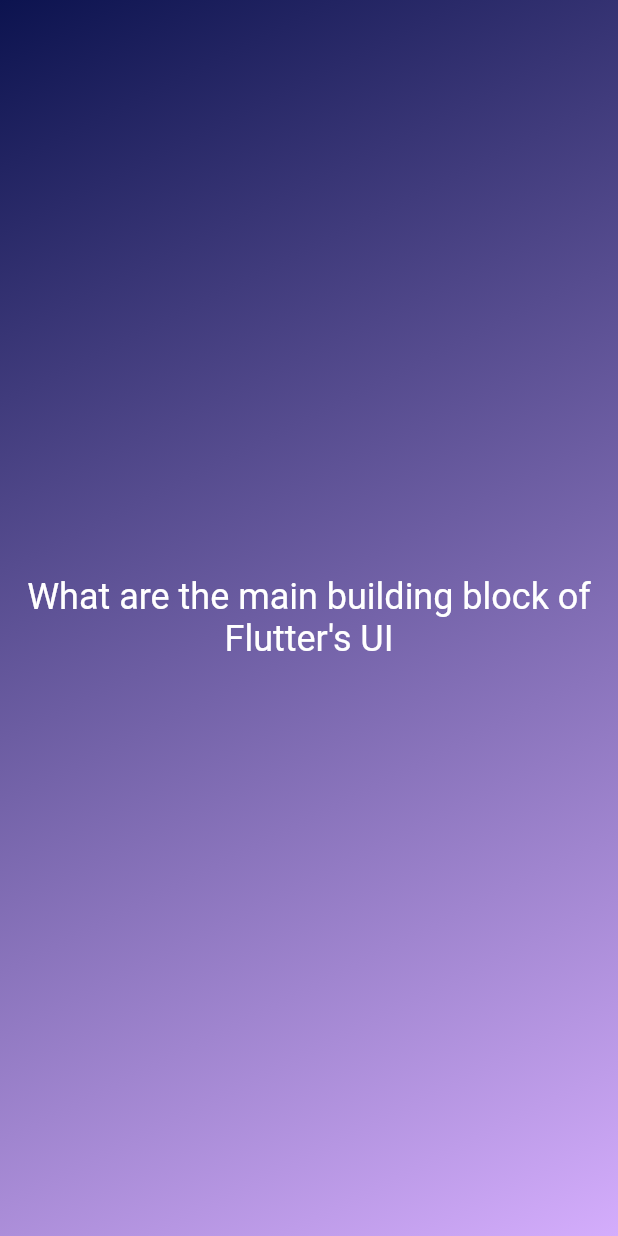
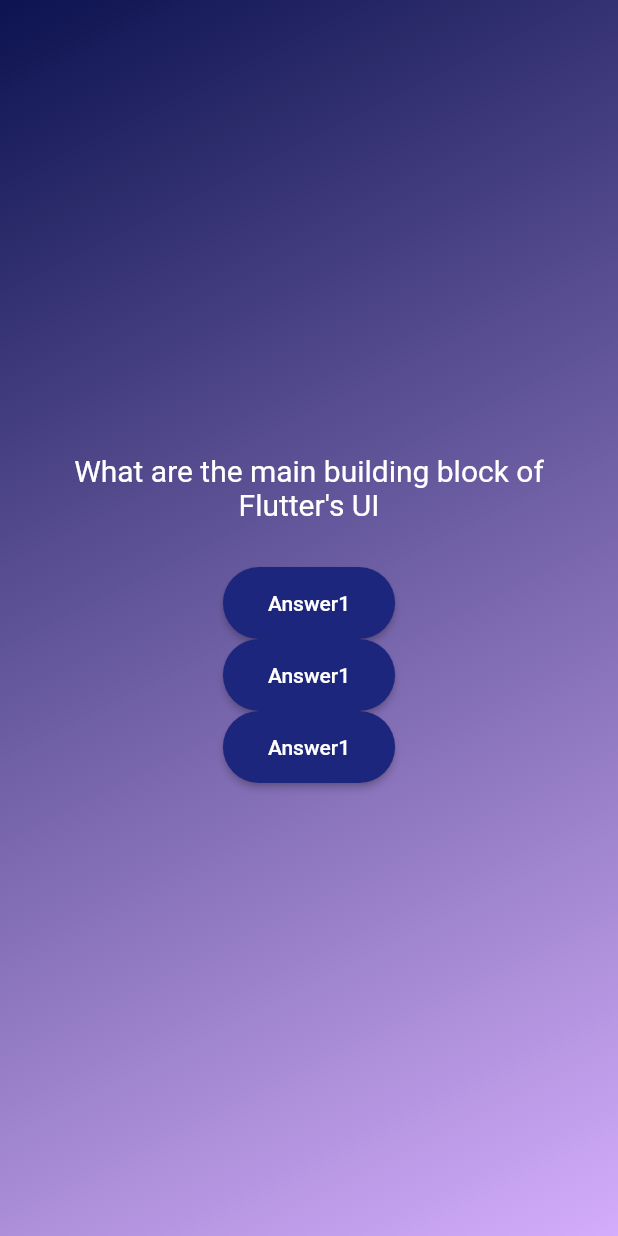
Before and after one commit to elianaferreira/quiz_app, a Flutter app: the screen it shows after launch, after a tap on "Start Quiz", on a phone screen of 412 x 824 dp. Run offline on Flutter 3.47's test engine with Material 2 defaults, Android fonts, the phone set to English and light mode, and no system bars.

Commit message:
added new component for answer options

```diff
--- /dev/null
+++ b/lib/components/rounded_button.dart
@@ -0,0 +1,31 @@
+import 'package:flutter/material.dart';
+import 'package:quiz_app/constants/dimens.dart';
+import 'package:quiz_app/constants/quiz_colors.dart';
+
+class RoundedButton extends StatelessWidget {
+  const RoundedButton(this.label, this.onPressAction, {super.key});
+
+  final String label;
+  final void Function() onPressAction;
+
+  @override
+  Widget build(BuildContext context) {
+    return ElevatedButton(
+      onPressed: onPressAction,
+      style: ElevatedButton.styleFrom(
+          padding: const EdgeInsets.symmetric(
+              vertical: Dimens.padding, horizontal: Dimens.paddingXXL),
+          foregroundColor: const Color(QuizColors.onPrimaryColor),
+          backgroundColor: const Color(QuizColors.accent),
+          shape: RoundedRectangleBorder(
+            borderRadius: BorderRadius.circular(Dimens.corderRadius),
+          )),
+      child: Text(
+        label,
+        style: const TextStyle(
+          fontSize: Dimens.answerButtonText,
+        ),
+      ),
+    );
+  }
+}
--- a/lib/constants/dimens.dart
+++ b/lib/constants/dimens.dart
@@ -6,5 +6,10 @@ class Dimens {
 
   //text sizes
   static const double title = 24;
+  static const double subtitle = 20;
   static const double buttonText = 20;
+  static const double answerButtonText = 14;
+
+  //miscellaneous
+  static const double corderRadius = 24;
 }
--- a/lib/constants/quiz_colors.dart
+++ b/lib/constants/quiz_colors.dart
@@ -4,4 +4,5 @@ class QuizColors {
   static const int primaryColor = 0XFF5C469C;
   static const int onPrimaryColor = 0XFFFFFFFF;
   static const int onPrimaryColorTransparent = 0X96FFFFFF; //150, 255, 255, 255
+  static const int accent = 0XFF1D267D;
 }
--- /dev/null
+++ b/lib/models/quiz_question.dart
@@ -0,0 +1,6 @@
+class QuizQuestion {
+  const QuizQuestion(this.text, this.answers);
+
+  final String text;
+  final List<String> answers;
+}
--- a/lib/screens/questions_screen.dart
+++ b/lib/screens/questions_screen.dart
@@ -1,4 +1,5 @@
 import 'package:flutter/material.dart';
+import 'package:quiz_app/components/rounded_button.dart';
 import 'package:quiz_app/constants/dimens.dart';
 import 'package:quiz_app/constants/quiz_colors.dart';
 
@@ -14,17 +15,23 @@ class QuestionsScreen extends StatefulWidget {
 class _QuestionsScreenState extends State<QuestionsScreen> {
   @override
   Widget build(BuildContext context) {
-    return const Center(
+    return SizedBox(
       child: Column(
-        mainAxisSize: MainAxisSize.min,
+        mainAxisAlignment: MainAxisAlignment.center,
         children: [
-          Text(
+          const Text(
             "What are the main building block of Flutter's UI",
             style: TextStyle(
                 color: Color(QuizColors.onPrimaryColor),
-                fontSize: Dimens.title),
+                fontSize: Dimens.subtitle),
             textAlign: TextAlign.center,
-          )
+          ),
+          const SizedBox(
+            height: Dimens.paddingXXL,
+          ),
+          RoundedButton("Answer1", () {}),
+          RoundedButton("Answer1", () {}),
+          RoundedButton("Answer1", () {}),
         ],
       ),
     );
```
Also changed, not shown: lib/data/questions.dart (added, +55 -0 lines).
